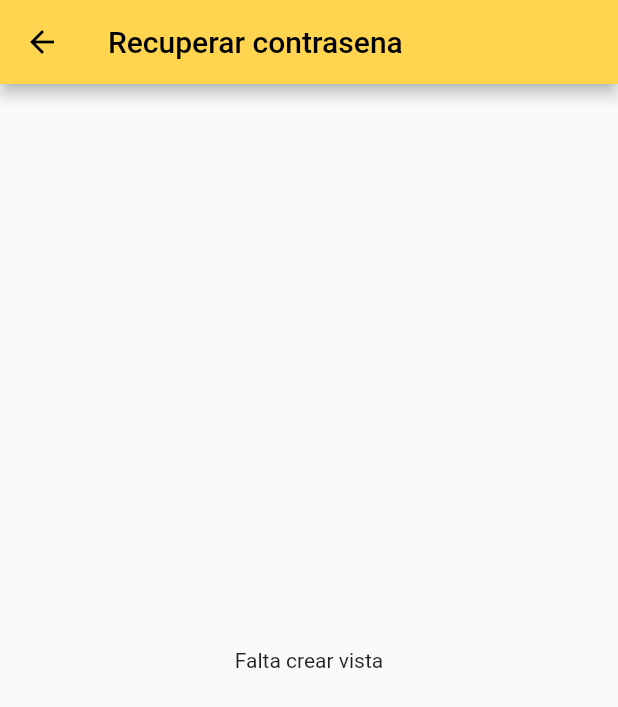
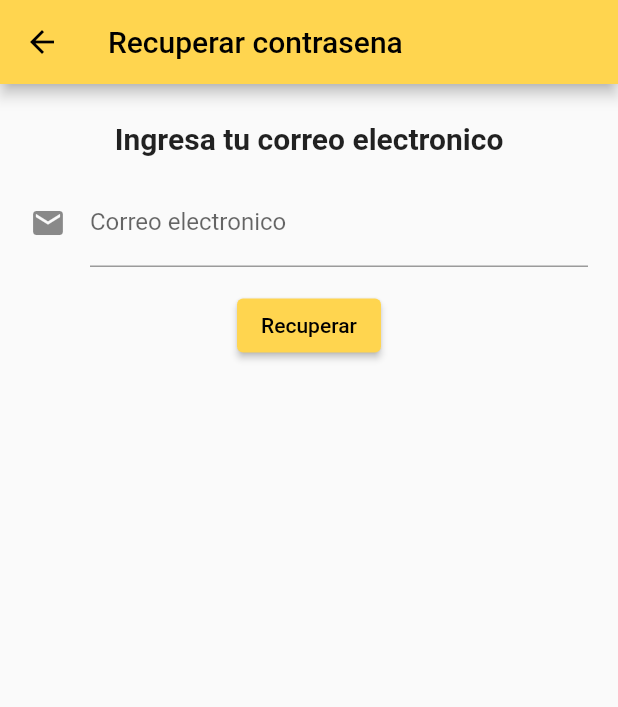
Before and after one commit to ariel131998/aplicacion_retec, a Flutter app: the screen it shows after launch, after a tap on "Recuperar contraseña", on a phone screen of 412 x 824 dp. Shown: the top 707 px of the screen. Run offline on Flutter 3.47's test engine with Material 2 defaults, Android fonts, the phone set to English and light mode, and no system bars; our stand-ins replace cloud_firestore, firebase_auth, firebase_core, fluttertoast; accounts and stored records are empty; network calls fail.

Commit message:
Agregue recuperar contrasena e icono de la app
Me aparece una pantalla negra al entrar a la app, checar que lo provoca

```diff
--- a/lib/main.dart
+++ b/lib/main.dart
@@ -1,17 +1,17 @@
 import 'package:flutter/material.dart';
 import 'package:flutter_retec/authentification/authentification_firebase.dart';
 import 'package:flutter_retec/routes/routes.dart';
-import 'package:flutter_retec/src/pages/bienvenida_page.dart';
+//import 'package:flutter_retec/src/pages/bienvenida_page.dart';
 import 'package:flutter_retec/src/pages/cliente_scrren_prueba.dart';
 import 'package:flutter_retec/src/pages/login_screen.dart';
-import 'package:flutter_retec/src/pages/registro_cliente_page.dart';
+//import 'package:flutter_retec/src/pages/registro_cliente_page.dart';
 import 'package:flutter_retec/tema/palette.dart';
 
 //pruebas firebase
 import 'package:firebase_core/firebase_core.dart'; // (Firebase)
 import 'package:firebase_auth/firebase_auth.dart'; // (Firebase)
 import 'package:provider/provider.dart'; //(firebase)
-Future<void> main() async{
+Future<void> main() async{//aqui es el problema de la pantalla negra
   WidgetsFlutterBinding.ensureInitialized(); //se asegura que se realize de forma asincrona (Firebase)
   await Firebase.initializeApp(); //tenemos que esperar los servicios de firebase (Firebase)
   runApp(MyApp());
--- a/lib/src/pages/recuperar_contrasena.dart
+++ b/lib/src/pages/recuperar_contrasena.dart
@@ -1,17 +1,87 @@
+//import 'package:firebase_auth/firebase_auth.dart';
+import 'package:flutter_retec/authentification/authentification_firebase.dart';
+//import 'package:fluttertoast/fluttertoast.dart';
 import 'package:flutter/material.dart';
-
+import 'package:provider/provider.dart';
 class RecuperarContrasena extends StatelessWidget {
+  final emailController = TextEditingController();
   @override
   Widget build(BuildContext context) {
     return Scaffold(
-        appBar: AppBar(
-          title: Text('Recuperar contrasena'),
+      appBar: AppBar(
+        title: Text('Recuperar contrasena'),
+      ),
+      body: Center(
+        child: Container(
+          child: Column(
+            children: [
+              SizedBox(height: 25.0),
+              Text(
+                'Ingresa tu correo electronico',
+                style: TextStyle(fontWeight: FontWeight.bold, fontSize: 20),
+              ),
+              SizedBox(height: 15.0),
+              userTextField(),
+              SizedBox(height: 15.0),
+              botonRecuperar(context),
+            ],
+          ),
         ),
-        body: Center(
-          child: Container(
-            child: Text('Falta crear vista'),
-          ),
       ),
     );
   }
+
+  Widget userTextField() {
+    return StreamBuilder(
+        builder: (BuildContext context, AsyncSnapshot snapshot) {
+      return Container(
+        padding: const EdgeInsets.symmetric(horizontal: 20.0),
+        child: TextField(
+          controller: emailController,
+          keyboardType: TextInputType.emailAddress,
+          decoration: const InputDecoration(
+            icon: Icon(Icons.email),
+            hintText: 'ejemplo@correo.com',
+            labelText: 'Correo electronico',
+          ),
+          onChanged: (email) {
+            // se guarda el email ingresado
+          },
+        ),
+      );
+    });
+  }
+
+  botonRecuperar(BuildContext context) {
+    return StreamBuilder(
+        builder: (BuildContext context, AsyncSnapshot snapshot) {
+      return ElevatedButton(
+        onPressed: () async {
+          context.read<AuthentificationFirebase>().recuperarContra(
+            email: emailController.text.trim(),
+          );
+
+
+
+          //Navigator.pushNamed(context, '/BienvenidaPage');
+          // try {
+          //   await FirebaseAuth.instance
+          //       .sendPasswordResetEmail(email: emailController.text);
+          // } on FirebaseAuthException catch (e) {
+          //   Fluttertoast.showToast(
+          //     gravity: ToastGravity.BOTTOM,
+          //     msg: e.message.toString(),
+          //   );
+          // }
+          // Fluttertoast.showToast(
+          //     gravity: ToastGravity.BOTTOM,
+          //     msg: 'Revisa la bandeja de tu correo electronico',
+          //   );
+          //Navigator.pushNamed(context, '/LoginScreen');
+        },
+        child: Text('Recuperar'),
+        //style: ButtonStyle(backgroundColor: ),
+      );
+    });
+  }
 }
```
Also changed, not shown: lib/authentification/authentification_firebase.dart (+32 -6 lines), 5 other files.
